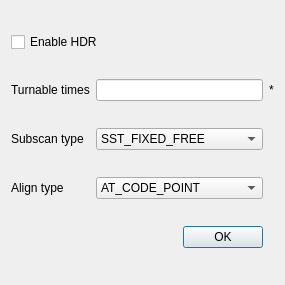
Before: the Qt Designer form FixScan/startscan.ui in Shining3D/SESPSDK-Demo, drawn with Qt 5.
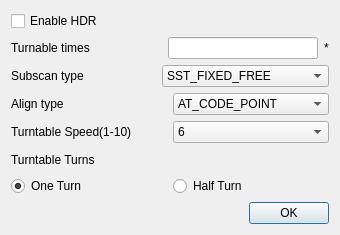
After: the same form once the commit is applied.

The edit to the form file:
```diff
--- a/FixScan/startscan.ui
+++ b/FixScan/startscan.ui
@@ -6,29 +6,98 @@
    <rect>
     <x>0</x>
     <y>0</y>
-    <width>264</width>
-    <height>285</height>
+    <width>340</width>
+    <height>235</height>
    </rect>
   </property>
   <property name="windowTitle">
    <string>Dialog</string>
   </property>
-  <layout class="QGridLayout" name="gridLayout">
-   <item row="2" column="0">
+  <layout class="QVBoxLayout" name="verticalLayout" stretch="1,1,1,1,1,1,1,1">
+   <item>
+    <layout class="QHBoxLayout" name="horizontalLayout_4">
+     <item>
+      <widget class="QCheckBox" name="checkBox">
+       <property name="text">
+        <string>Enable HDR</string>
+       </property>
+      </widget>
+     </item>
+     <item>
+      <spacer name="horizontalSpacer">
+       <property name="orientation">
+        <enum>Qt::Horizontal</enum>
+       </property>
+       <property name="sizeHint" stdset="0">
+        <size>
+         <width>40</width>
+         <height>20</height>
+        </size>
+       </property>
+      </spacer>
+     </item>
+    </layout>
+   </item>
+   <item>
+    <layout class="QHBoxLayout" name="horizontalLayout" stretch="1,1,0">
+     <item>
+      <widget class="QLabel" name="label_turnableTimes">
+       <property name="text">
+        <string>Turnable times</string>
+       </property>
+      </widget>
+     </item>
+     <item>
+      <widget class="QLineEdit" name="lineEdit_turnableTimes">
+       <property name="text">
+        <string/>
+       </property>
+      </widget>
+     </item>
+     <item>
+      <widget class="QLabel" name="label_point">
+       <property name="text">
+        <string>*</string>
+       </property>
+      </widget>
+     </item>
+    </layout>
+   </item>
+   <item>
+    <layout class="QHBoxLayout" name="horizontalLayout_2" stretch="1,1">
+     <item>
     <widget class="QLabel" name="label_subScanType">
      <property name="text">
       <string>Subscan type</string>
      </property>
     </widget>
    </item>
-   <item row="3" column="0">
+     <item>
+      <widget class="QComboBox" name="comboBox_subScanType">
+       <item>
+        <property name="text">
+         <string>SST_FIXED_FREE</string>
+        </property>
+       </item>
+       <item>
+        <property name="text">
+         <string>SST_FIXED_TURNABLE</string>
+        </property>
+       </item>
+      </widget>
+     </item>
+    </layout>
+   </item>
+   <item>
+    <layout class="QHBoxLayout" name="horizontalLayout_3" stretch="0,0">
+     <item>
     <widget class="QLabel" name="label_alignType">
      <property name="text">
       <string>Align type</string>
      </property>
     </widget>
    </item>
-   <item row="3" column="1" colspan="2">
+     <item>
     <widget class="QComboBox" name="comboBox_alignType">
      <item>
       <property name="text">
@@ -57,54 +126,144 @@
      </item>
     </widget>
    </item>
-   <item row="1" column="1" colspan="2">
-    <widget class="QLineEdit" name="lineEdit_turnableTimes">
+    </layout>
+   </item>
+   <item>
+    <layout class="QHBoxLayout" name="horizontalLayout_5" stretch="0,0">
+     <item>
+      <widget class="QLabel" name="label">
      <property name="text">
-      <string/>
+        <string>Turntable Speed(1-10)</string>
      </property>
     </widget>
    </item>
-   <item row="2" column="1" colspan="2">
-    <widget class="QComboBox" name="comboBox_subScanType">
      <item>
+      <widget class="QComboBox" name="comboBox_motorSpeed">
+       <property name="currentIndex">
+        <number>5</number>
+       </property>
+       <item>
       <property name="text">
-       <string>SST_FIXED_FREE</string>
+         <string>1</string>
       </property>
      </item>
      <item>
       <property name="text">
-       <string>SST_FIXED_TURNABLE</string>
-      </property>
-     </item>
-    </widget>
-   </item>
-   <item row="0" column="0" colspan="2">
-    <widget class="QCheckBox" name="checkBox">
+         <string>2</string>
+        </property>
+       </item>
+       <item>
+        <property name="text">
+         <string>3</string>
+        </property>
+       </item>
+       <item>
+        <property name="text">
+         <string>4</string>
+        </property>
+       </item>
+       <item>
+        <property name="text">
+         <string>5</string>
+        </property>
+       </item>
+       <item>
+        <property name="text">
+         <string>6</string>
+        </property>
+       </item>
+       <item>
+        <property name="text">
+         <string>7</string>
+        </property>
+       </item>
+       <item>
+        <property name="text">
+         <string>8</string>
+        </property>
+       </item>
+       <item>
+        <property name="text">
+         <string>9</string>
+        </property>
+       </item>
+       <item>
+        <property name="text">
+         <string>10</string>
+        </property>
+       </item>
+      </widget>
+     </item>
+    </layout>
+   </item>
+   <item>
+    <layout class="QHBoxLayout" name="horizontalLayout_6">
+     <item>
+      <widget class="QLabel" name="label_2">
      <property name="text">
-      <string>Enable HDR</string>
+        <string>Turntable Turns</string>
      </property>
     </widget>
    </item>
-   <item row="1" column="0">
-    <widget class="QLabel" name="label_turnableTimes">
+     <item>
+      <spacer name="horizontalSpacer_2">
+       <property name="orientation">
+        <enum>Qt::Horizontal</enum>
+       </property>
+       <property name="sizeHint" stdset="0">
+        <size>
+         <width>40</width>
+         <height>20</height>
+        </size>
+       </property>
+      </spacer>
+     </item>
+    </layout>
+   </item>
+   <item>
+    <layout class="QHBoxLayout" name="horizontalLayout_7">
+     <item>
+      <widget class="QRadioButton" name="radioButton_oneRound">
      <property name="text">
-      <string>Turnable times</string>
-     </property>
-    </widget>
-   </item>
-   <item row="4" column="2">
+        <string>One Turn</string>
+       </property>
+       <property name="checked">
+        <bool>true</bool>
+       </property>
+      </widget>
+     </item>
+     <item>
+      <widget class="QRadioButton" name="radioButton_halfRound">
+       <property name="text">
+        <string>Half Turn</string>
+       </property>
+      </widget>
+     </item>
+    </layout>
+   </item>
+   <item>
+    <layout class="QHBoxLayout" name="horizontalLayout_8">
+     <item>
+      <spacer name="horizontalSpacer_3">
+       <property name="orientation">
+        <enum>Qt::Horizontal</enum>
+       </property>
+       <property name="sizeHint" stdset="0">
+        <size>
+         <width>40</width>
+         <height>20</height>
+        </size>
+       </property>
+      </spacer>
+     </item>
+     <item>
     <widget class="QPushButton" name="pushButton">
      <property name="text">
       <string>OK</string>
      </property>
     </widget>
    </item>
-   <item row="1" column="3">
-    <widget class="QLabel" name="label_point">
-     <property name="text">
-      <string>*</string>
-     </property>
-    </widget>
+    </layout>
    </item>
   </layout>
  </widget>
```
Lines whose indentation alone changed are shown as unchanged.
